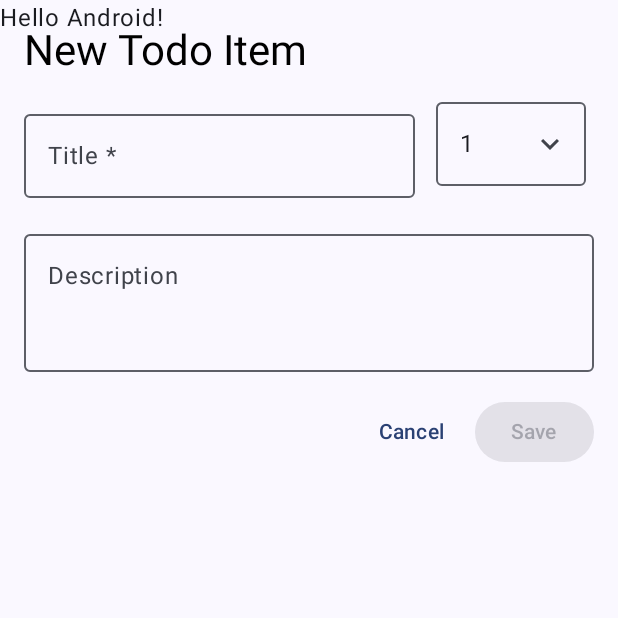
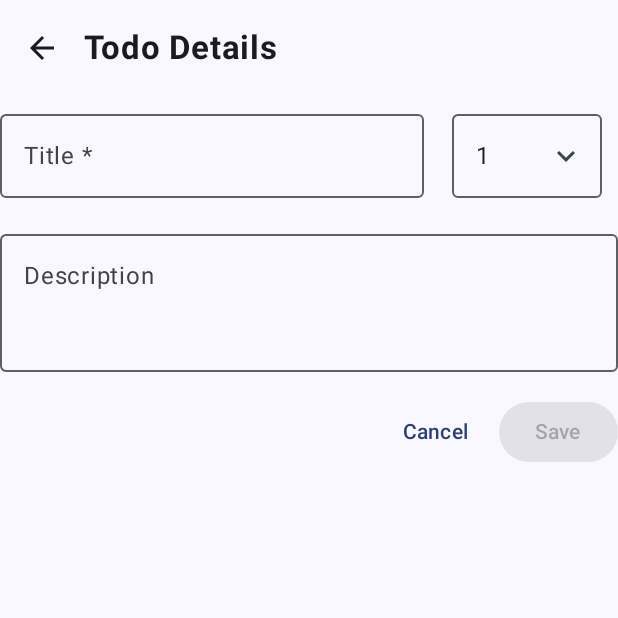
Before and after one commit to RerichusHluchavka/UMTE_project, an Android app built with Jetpack Compose: the screen it shows after launch (MainActivity), after a tap on "Add", on a phone screen of 412 x 824 dp, the top half of it. Run offline under Robolectric (Android 15) with nearby library versions, the phone set to English and light mode, and no system bars; our stand-ins replace Room's generated code.

Commit message:
🚧Todo detail screen chce dodelat edit priority

```diff
--- a/app/src/main/java/com/example/umte_project/MainActivity.kt
+++ b/app/src/main/java/com/example/umte_project/MainActivity.kt
@@ -37,30 +37,9 @@ class MainActivity : ComponentActivity() {
         enableEdgeToEdge()
         setContent {
             UMTE_projectTheme {
-                Scaffold(modifier = Modifier.fillMaxSize()) { innerPadding ->
-                    Greeting(
-                        name = "Android",
-                        modifier = Modifier.padding(innerPadding)
-                    )
-                }
-                TodoListScreen()
+                    TodoListScreen()
+
             }
         }
     }
 }
-
-@Composable
-fun Greeting(name: String, modifier: Modifier = Modifier) {
-    Text(
-        text = "Hello $name!",
-        modifier = modifier
-    )
-}
-
-@Preview(showBackground = true)
-@Composable
-fun GreetingPreview() {
-    UMTE_projectTheme {
-        Greeting("Android")
-    }
-}
--- a/app/src/main/java/com/example/umte_project/screens/NewTodoScreen.kt
+++ b/app/src/main/java/com/example/umte_project/screens/NewTodoScreen.kt
@@ -10,6 +10,8 @@ import androidx.compose.foundation.layout.fillMaxSize
 import androidx.compose.foundation.layout.fillMaxWidth
 import androidx.compose.foundation.layout.heightIn
 import androidx.compose.foundation.layout.padding
+import androidx.compose.foundation.layout.safeContentPadding
+import androidx.compose.foundation.layout.safeDrawingPadding
 import androidx.compose.foundation.layout.width
 import androidx.compose.material3.Button
 import androidx.compose.material3.MaterialTheme
@@ -26,21 +28,30 @@ import androidx.compose.ui.Modifier
 import androidx.compose.ui.unit.dp
 import androidx.compose.ui.Alignment
 import androidx.compose.material.icons.Icons
+import androidx.compose.material.icons.filled.ArrowBack
 import androidx.compose.material.icons.filled.ArrowDropDown
+import androidx.compose.material.icons.filled.Done
 import androidx.compose.material.icons.filled.KeyboardArrowDown
 import androidx.compose.material.icons.filled.KeyboardArrowUp
 import androidx.compose.material3.DropdownMenu
 import androidx.compose.material3.DropdownMenuItem
+import androidx.compose.material3.ExperimentalMaterial3Api
 import androidx.compose.material3.ExposedDropdownMenuDefaults
+import androidx.compose.material3.FloatingActionButton
 import androidx.compose.material3.Icon
+import androidx.compose.material3.IconButton
+import androidx.compose.material3.Scaffold
+import androidx.compose.material3.TopAppBar
 import androidx.compose.ui.geometry.Size
 import androidx.compose.ui.layout.onGloballyPositioned
 import androidx.compose.ui.unit.toSize
 
+@OptIn(ExperimentalMaterial3Api::class)
 @Composable
 fun NewTodoScreen(
     onSave: (title: String, description: String, priority: Int) -> Unit,
-    onCancel: () -> Unit
+    onCancel: () -> Unit,
+    onBack: () -> Unit
 ) {
     var title by remember { mutableStateOf("") }
     var description by remember { mutableStateOf("") }
@@ -50,17 +61,29 @@ fun NewTodoScreen(
 
 
     val priorities = listOf(0, 1, 2, 3, 4, 5)
-    var mTextFieldSize by remember { mutableStateOf(Size.Zero)}
+    var mTextFieldSize by remember { mutableStateOf(Size.Zero) }
 
     val icon = if (expanded)
         Icons.Filled.KeyboardArrowUp
     else
         Icons.Filled.KeyboardArrowDown
-
+    Scaffold(
+        topBar = {
+            TopAppBar(
+                title = { Text("Todo Details") },
+                navigationIcon = {
+                    IconButton(onClick = onBack) {
+                        Icon(Icons.Default.ArrowBack, contentDescription = "Back")
+                    }
+                }
+            )
+        }
+    ) { padding ->
         Column(
             modifier = Modifier
                 .fillMaxSize()
-            .padding(16.dp),
+                .padding(top = 16.dp)
+                .safeContentPadding(),
             verticalArrangement = Arrangement.spacedBy(16.dp)
         ) {
             Text(
@@ -71,7 +94,8 @@ fun NewTodoScreen(
             // Title and Priority Row
             Row(
                 modifier = Modifier.fillMaxWidth(),
-            horizontalArrangement = Arrangement.spacedBy(8.dp)
+                horizontalArrangement = Arrangement.spacedBy(8.dp),
+                verticalAlignment = Alignment.CenterVertically
             ) {
                 // Title Field (takes 70% width)
                 OutlinedTextField(
@@ -84,23 +108,26 @@ fun NewTodoScreen(
 
                 // Priority Dropdown (takes 30% width)
                 Box(
-                modifier = Modifier.weight(0.3f),
-                contentAlignment = Alignment.Center
+                    modifier = Modifier
+                        .weight(0.3f)
+                        .padding(top = 8.dp),
+                    contentAlignment = Alignment.Center,
+
                     ) {
-                Column {
+                    Column(
+                    ) {
                         OutlinedTextField(
                             value = priority.toString(),
                             onValueChange = {},
                             readOnly = true,
                             trailingIcon = {
-                            Icon(icon,"contentDescription",
+                                Icon(
+                                    icon, "contentDescription",
                                     Modifier.clickable { expanded = !expanded })
                             },
                             modifier = Modifier
                                 .width(100.dp)
                                 .onGloballyPositioned { coordinates ->
-                                // This value is used to assign to
-                                // the DropDown the same width
                                     mTextFieldSize = coordinates.size.toSize()
                                 },
                         )
@@ -153,3 +180,4 @@ fun NewTodoScreen(
             }
         }
     }
+}
--- a/app/src/main/java/com/example/umte_project/screens/TodoListScreen.kt
+++ b/app/src/main/java/com/example/umte_project/screens/TodoListScreen.kt
@@ -3,9 +3,11 @@ package com.example.umte_project.screens
 import androidx.compose.foundation.clickable
 import androidx.compose.foundation.layout.Arrangement
 import androidx.compose.foundation.layout.Column
+import androidx.compose.foundation.layout.PaddingValues
 import androidx.compose.foundation.layout.fillMaxSize
 import androidx.compose.foundation.layout.fillMaxWidth
 import androidx.compose.foundation.layout.padding
+import androidx.compose.foundation.layout.safeContentPadding
 import androidx.compose.foundation.lazy.LazyColumn
 import androidx.compose.foundation.lazy.items
 import androidx.compose.material.icons.Icons
@@ -37,15 +39,35 @@ fun TodoListScreen(
 ) {
     val todoItems by viewModel.wholeTodoList.collectAsState()
     var showNewTodoScreen by remember { mutableStateOf(false) }
+    var selectedItem by remember { mutableStateOf<TodoListItem?>(null) }
 
+
+    selectedItem?.let { item ->
+        TodoDetailScreen(
+            item = item,
+            onBack = { selectedItem = null },
+            onSave = { updatedItem ->
+                viewModel.updateItem(updatedItem)
+                selectedItem = null
+            }
+        )
+        return
+    }
 
     if (showNewTodoScreen) {
         NewTodoScreen(
             onSave = { title, description, priority ->
-                viewModel.addItem(TodoListItem(title = title, description = description, priority = priority))
+                viewModel.addItem(
+                    TodoListItem(
+                        title = title,
+                        description = description,
+                        priority = priority
+                    )
+                )
                 showNewTodoScreen = false
             },
-            onCancel = { showNewTodoScreen = false }
+            onCancel = { showNewTodoScreen = false },
+            onBack = {showNewTodoScreen = false}
         )
     } else {
         Scaffold(
@@ -57,6 +79,9 @@ fun TodoListScreen(
                 }
             }
         ) { padding ->
+            Column(
+                Modifier.safeContentPadding()
+            ) {
                 LazyColumn(
                     contentPadding = padding,
                     modifier = Modifier.fillMaxSize(),
@@ -66,10 +91,12 @@ fun TodoListScreen(
                         TodoItemCard(
                             item = item,
                             onToggleComplete = { viewModel.toggleComplete(item) },
-                        onDelete = { viewModel.deleteItem(item) }
+                            onDelete = { viewModel.deleteItem(item) },
+                            onClick = { selectedItem = item }
                         )
                     }
                 }
             }
         }
     }
+}
```
Also changed, not shown: app/src/main/java/com/example/umte_project/components/TodoItemCard.kt (+5 -2 lines), app/src/main/java/com/example/umte_project/screens/TodoDetailScreen.kt (added, +82 -0 lines). Lines whose indentation alone changed are shown as unchanged.
